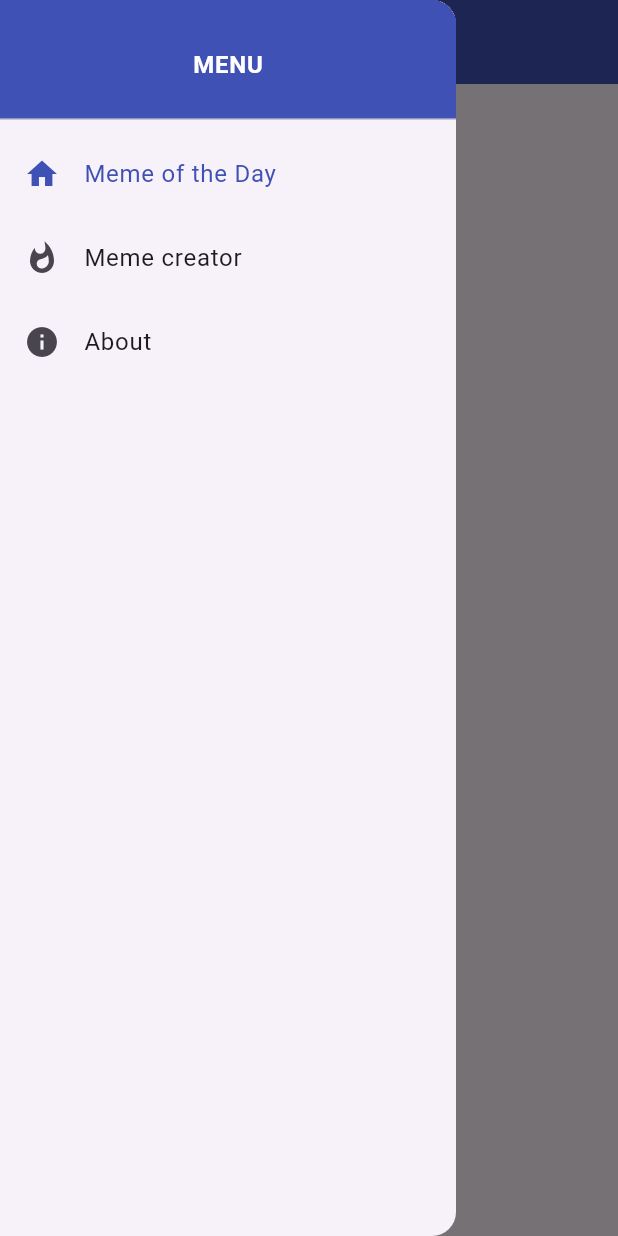
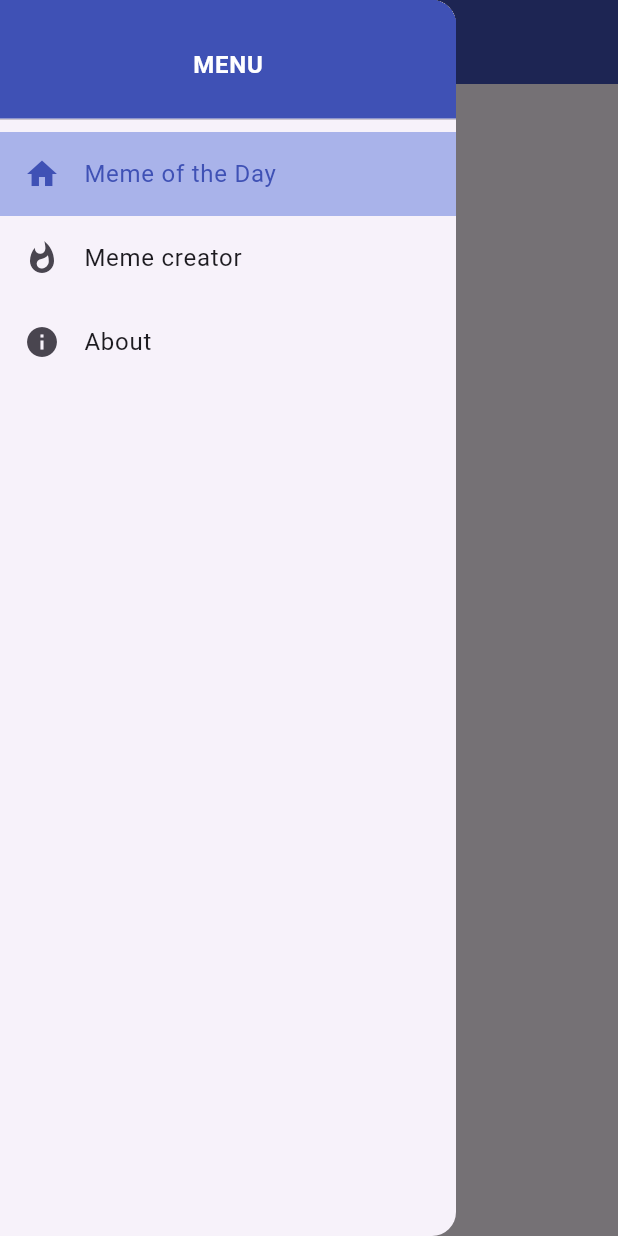
Before and after one commit to natanmuletahunde/meme_generatorapp_flutter, a Flutter app: the screen it shows after launch, with the side drawer open, on a phone screen of 412 x 824 dp. Run offline on Flutter 3.47's test engine with Material 3 defaults, Android fonts, the phone set to English and light mode, and no system bars; drawn by our look-alikes of card_swiper.

Commit message:
i create the swiper for the homepage

```diff
--- a/my_app/lib/home_page.dart
+++ b/my_app/lib/home_page.dart
@@ -1,3 +1,4 @@
+import 'package:card_swiper/card_swiper.dart';
 import 'package:flutter/material.dart';
 import 'package:my_app/nav_drawer.dart';
 
@@ -12,7 +13,10 @@ class HomePage extends StatelessWidget {
         backgroundColor:Colors.indigo,
         centerTitle: true,
       ),
-     drawer:const NavDrawer(selected:DrawerSelection.home ,),
+     drawer:const NavDrawer(selected:DrawerSelection.home),
+     body: Swiper(scale: 0.8, pagination: const SwiperPagination(), itemCount: 4,itemBuilder: (context, index) {
+      return  const  Center(child: Text('Swipppeee'),);
+     } ),
     );
   }
   }
--- a/my_app/lib/nav_drawer.dart
+++ b/my_app/lib/nav_drawer.dart
@@ -5,7 +5,7 @@ import 'package:my_app/home_page.dart';
 enum DrawerSelection {home,creator, about}
 class NavDrawer extends StatefulWidget {
   final DrawerSelection selected;
-  const NavDrawer({Key? key, required this.selected}) : super(key: key);
+  const NavDrawer({super.key, required this.selected});
 
   @override
   State<NavDrawer> createState() => _NavDrawerState();
@@ -31,6 +31,7 @@ class _NavDrawerState extends State<NavDrawer> {
               ListTile(
                 selected: widget.selected == DrawerSelection.home,
                 selectedColor: Colors.indigo,
+            selectedTileColor: const Color.fromARGB(255, 169, 179, 234),
                 leading: const Icon(Icons.home),
               title:const Text('Meme of the Day'),
               onTap: () {
@@ -39,6 +40,8 @@ class _NavDrawerState extends State<NavDrawer> {
               ),
               ListTile(
               selected: widget.selected == DrawerSelection.creator,
+               selectedColor: Colors.indigo,
+                selectedTileColor: Color.fromARGB(255, 169, 179, 234),
               leading: const Icon(Icons.whatshot),
               title:const Text('Meme creator'),
               onTap: () {
@@ -48,6 +51,9 @@ class _NavDrawerState extends State<NavDrawer> {
               ),
               ListTile(
                 selected: widget.selected == DrawerSelection.about,
+                selectedColor: Colors.indigo,
+               selectedTileColor: Color.fromARGB(255, 169, 179, 234),
+
                 leading: const Icon(Icons.info),
               title:const Text('About'),
               onTap: () {
--- a/my_app/pubspec.yaml
+++ b/my_app/pubspec.yaml
@@ -35,6 +35,8 @@ dependencies:
   # The following adds the Cupertino Icons font to your application.
   # Use with the CupertinoIcons class for iOS style icons.
   cupertino_icons: ^1.0.6
+  card_swiper: ^3.0.1
+  http: ^1.2.2
 
 dev_dependencies:
   flutter_test:
```
Also changed, not shown: my_app/pubspec.lock.
